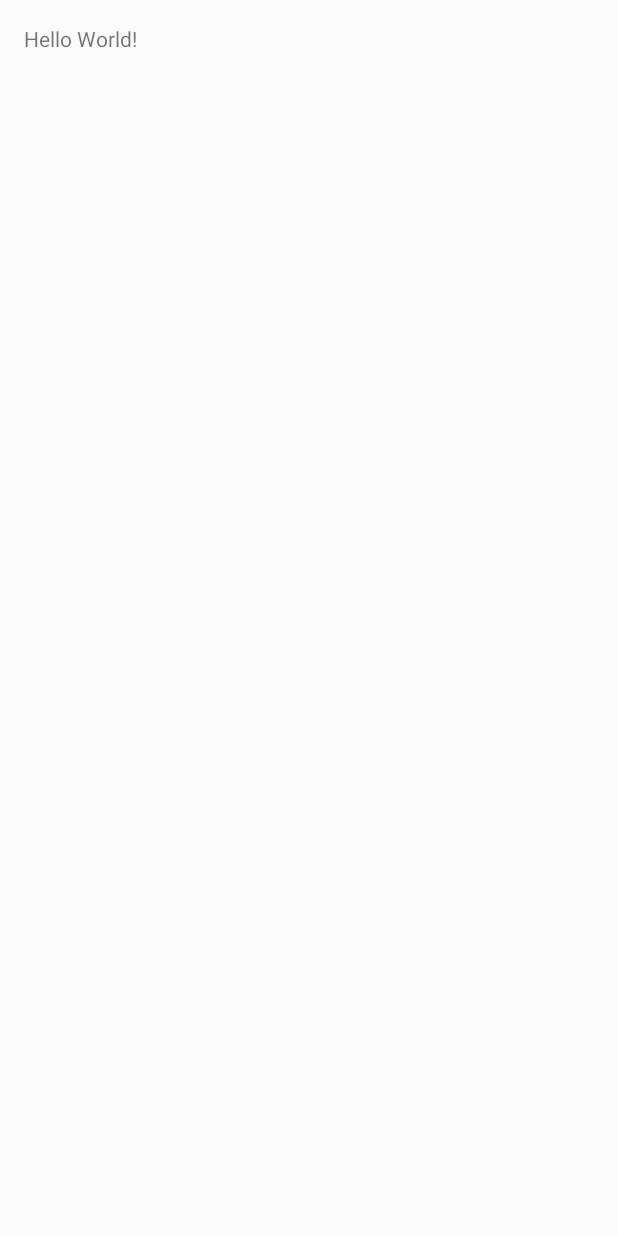
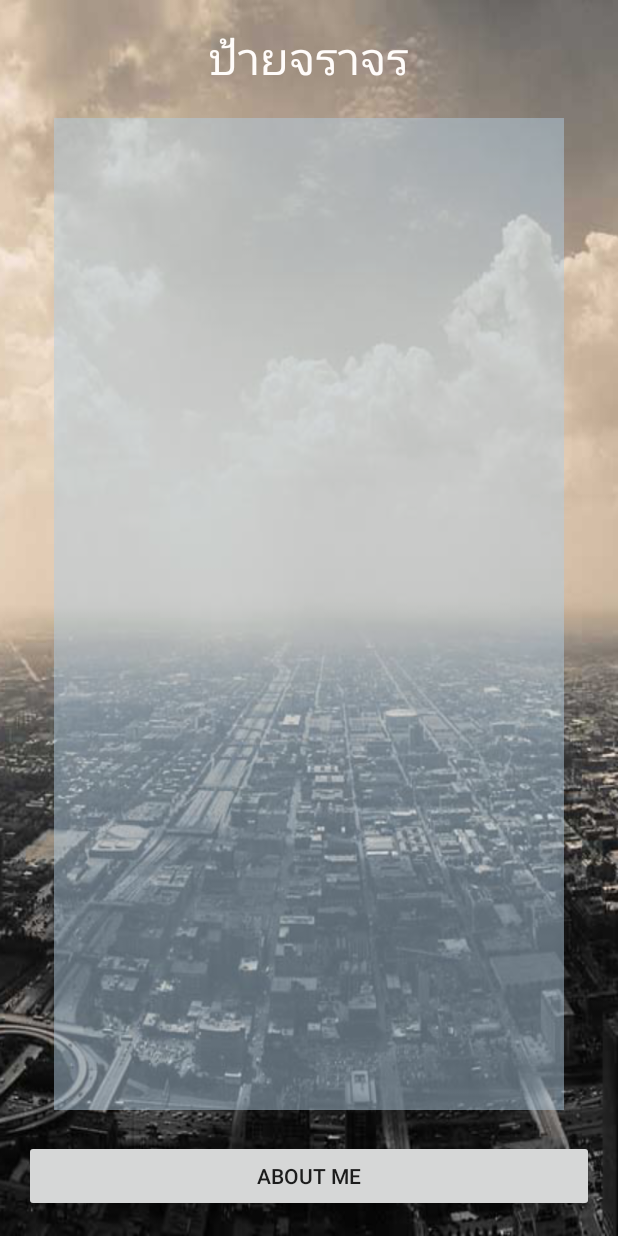
Before and after one commit to tmzaza101/Learn-Traffic, an Android app: the screen it shows after launch (MainActivity), on a phone screen of 412 x 824 dp. Before the commit the screen is almost empty. Run offline under Robolectric (Android 15) with nearby library versions, the phone set to English and light mode, and no system bars.

Commit message:
เพิ่ม UI activity_main

```diff
--- a/app/src/main/res/layout/activity_main.xml
+++ b/app/src/main/res/layout/activity_main.xml
@@ -7,10 +7,34 @@
     android:paddingLeft="@dimen/activity_horizontal_margin"
     android:paddingRight="@dimen/activity_horizontal_margin"
     android:paddingTop="@dimen/activity_vertical_margin"
-    tools:context="aligns.sapphaya.blackchaos.alerttraffic.MainActivity">
+    tools:context="aligns.sapphaya.blackchaos.alerttraffic.MainActivity"
+    android:background="@drawable/bg27">
 
     <TextView
         android:layout_width="wrap_content"
         android:layout_height="wrap_content"
-        android:text="Hello World!" />
+        android:text="@string/head"
+        android:id="@+id/textView"
+        android:layout_centerHorizontal="true"
+        android:layout_alignParentStart="false"
+        android:textSize="@dimen/h1"
+        android:singleLine="false"
+        android:textColor="@color/text" />
+
+    <Button
+        android:layout_width="match_parent"
+        android:layout_height="wrap_content"
+        android:text="About Me"
+        android:id="@+id/button"
+        android:layout_alignParentEnd="false"
+        android:layout_alignParentBottom="true" />
+
+    <ListView
+        android:layout_width="wrap_content"
+        android:layout_height="wrap_content"
+        android:id="@+id/listView"
+        android:layout_below="@+id/textView"
+        android:layout_above="@+id/button"
+        android:layout_margin="20dp"
+        android:background="#7db2cde1" />
 </RelativeLayout>
--- a/app/src/main/res/values/colors.xml
+++ b/app/src/main/res/values/colors.xml
@@ -3,4 +3,6 @@
     <color name="colorPrimary">#3F51B5</color>
     <color name="colorPrimaryDark">#303F9F</color>
     <color name="colorAccent">#FF4081</color>
+
+    <color name="text">#FFFCFA</color>
 </resources>
--- a/app/src/main/res/values/dimens.xml
+++ b/app/src/main/res/values/dimens.xml
@@ -2,4 +2,9 @@
     <!-- Default screen margins, per the Android Design guidelines. -->
     <dimen name="activity_horizontal_margin">16dp</dimen>
     <dimen name="activity_vertical_margin">16dp</dimen>
+
+
+    <dimen name="h1">30sp</dimen>
+    <dimen name="hs">20sp</dimen>
+
 </resources>
--- a/app/src/main/res/values/strings.xml
+++ b/app/src/main/res/values/strings.xml
@@ -1,3 +1,5 @@
 <resources>
     <string name="app_name">AlertTraffic</string>
+
+    <string name="head">ป้ายจราจร</string>
 </resources>
```
Also changed, not shown: app/src/main/res/drawable/bg27.png (added).
